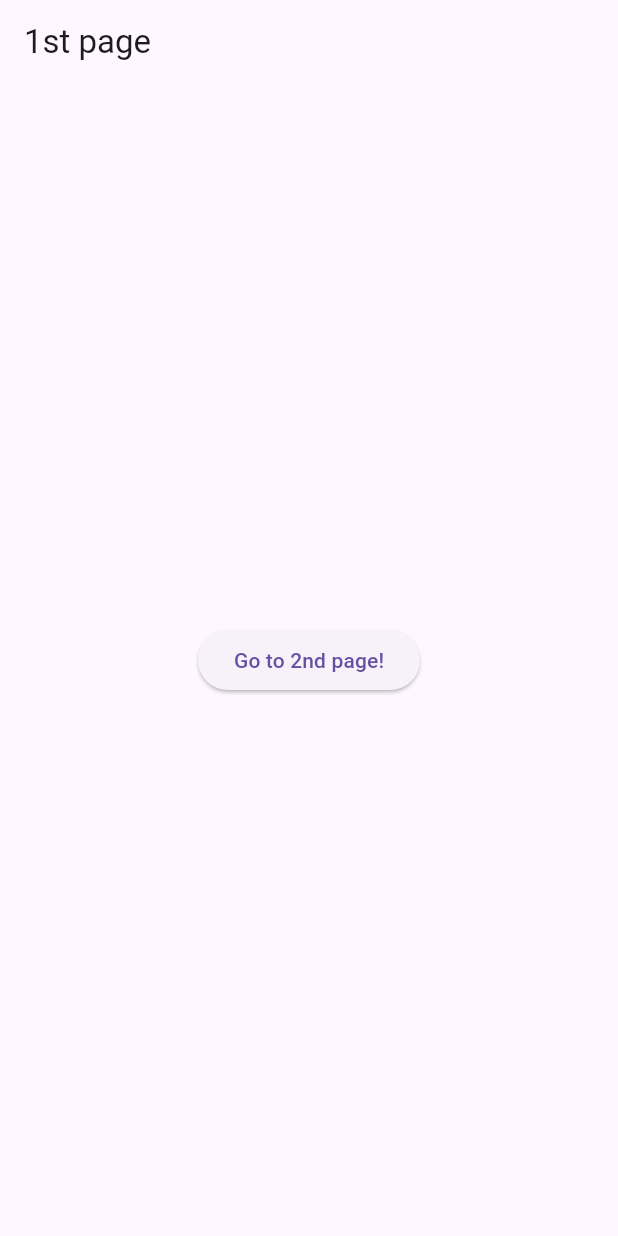
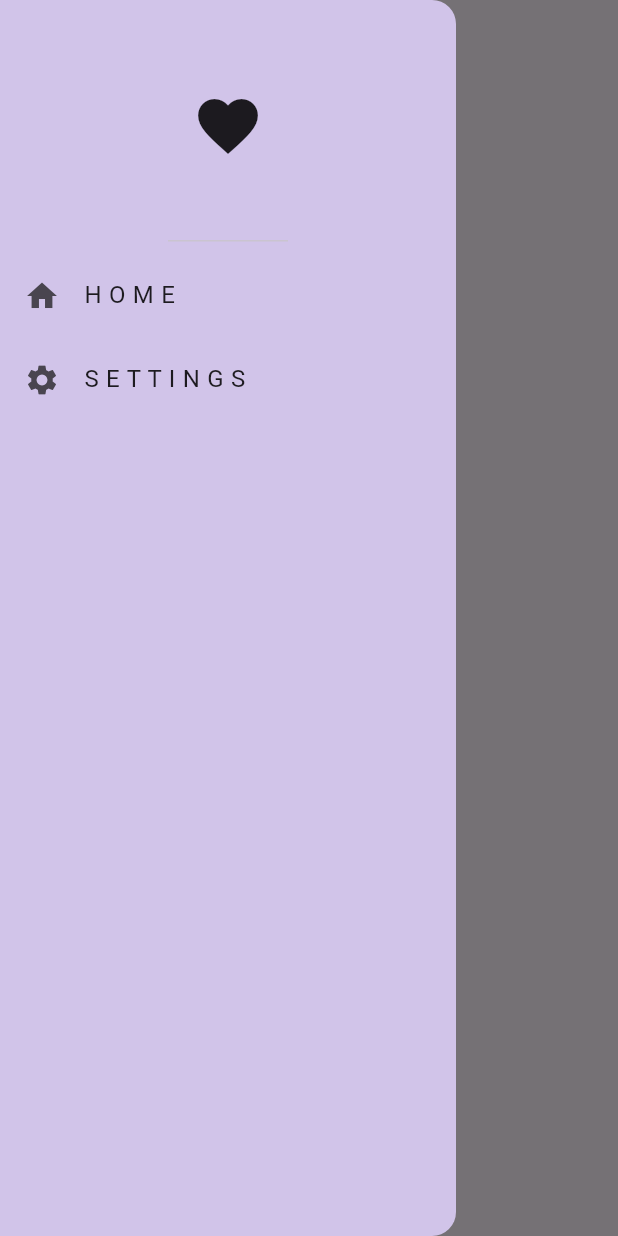
Before and after one commit to cuhp293/CodeFresher, a Flutter app: the screen it shows after launch, with the side drawer open (before the commit the screen has no drawer), on a phone screen of 412 x 824 dp. Run offline on Flutter 3.47's test engine with Material 3 defaults, Android fonts, the phone set to English and light mode, and no system bars.

Commit message:
Flutter: NAVIGATION - drawer (left navbar)

```diff
--- a/Flutter/flutter_beginner_course/lib/main.dart
+++ b/Flutter/flutter_beginner_course/lib/main.dart
@@ -1,6 +1,8 @@
 import 'package:flutter/material.dart';
 import 'package:flutter_beginner_course/pages/first_page.dart';
+import 'package:flutter_beginner_course/pages/home_page.dart';
 import 'package:flutter_beginner_course/pages/second_page.dart';
+import 'package:flutter_beginner_course/pages/settings_page.dart';
 
 void main() {
   runApp(const MyApp());
@@ -18,6 +20,8 @@
       routes: {
         '/firstpage': (context) => FirstPage(),
         '/secondpage': (context) => SecondPage(),
+        '/homepage': (context) => HomePage(),
+        '/settingspage': (context) => SettingsPage(),
       },
     );
   }
--- a/Flutter/flutter_beginner_course/lib/pages/first_page.dart
+++ b/Flutter/flutter_beginner_course/lib/pages/first_page.dart
@@ -1,5 +1,4 @@
 import 'package:flutter/material.dart';
-import 'package:flutter_beginner_course/pages/second_page.dart';
 
 class FirstPage extends StatelessWidget {
   const FirstPage({super.key});
@@ -8,19 +7,44 @@
   Widget build(BuildContext context) {
     return Scaffold(
       appBar: AppBar(title: Text("1st page")),
-      body: Center(
-        child: ElevatedButton(
-            onPressed: () {
-              // navigate to 2nd page
-              /* Navigator.push(
-                  context,
-                  MaterialPageRoute(
-                      builder: (context) => SecondPage(),
-                  ),
-              ); */
-              Navigator.pushNamed(context, '/secondpage');
-            },
-            child: Text("Go to 2nd page!"),
+      drawer: Drawer(
+        backgroundColor: Colors.deepPurple[100],
+        child: Column(
+          children: [
+            // common to place a drawer header here: A P P  L O G O
+            DrawerHeader(
+                child: Icon(
+                  Icons.favorite,
+                  size: 48,
+                ),
+            ),
+
+            // home page list title
+            ListTile(
+              leading: Icon(Icons.home),
+              title: Text("H O M E"),
+              onTap: () {
+                // pop drawer first
+                Navigator.pop(context);
+
+                // go to home page
+                Navigator.pushNamed(context, '/homepage');
+              },
+            ),
+
+            // setting page list title
+            ListTile(
+              leading: Icon(Icons.settings),
+              title: Text("S E T T I N G S"),
+              onTap: () {
+                // pop drawer first
+                Navigator.pop(context);
+
+                // go to settings page
+                Navigator.pushNamed(context, '/settingspage');
+              },
+            )
+          ],
         ),
       ),
     );
```
Also changed, not shown: Flutter/flutter_beginner_course/lib/pages/home_page.dart (added, +12 -0 lines), Flutter/flutter_beginner_course/lib/pages/settings_page.dart (added, +12 -0 lines).
